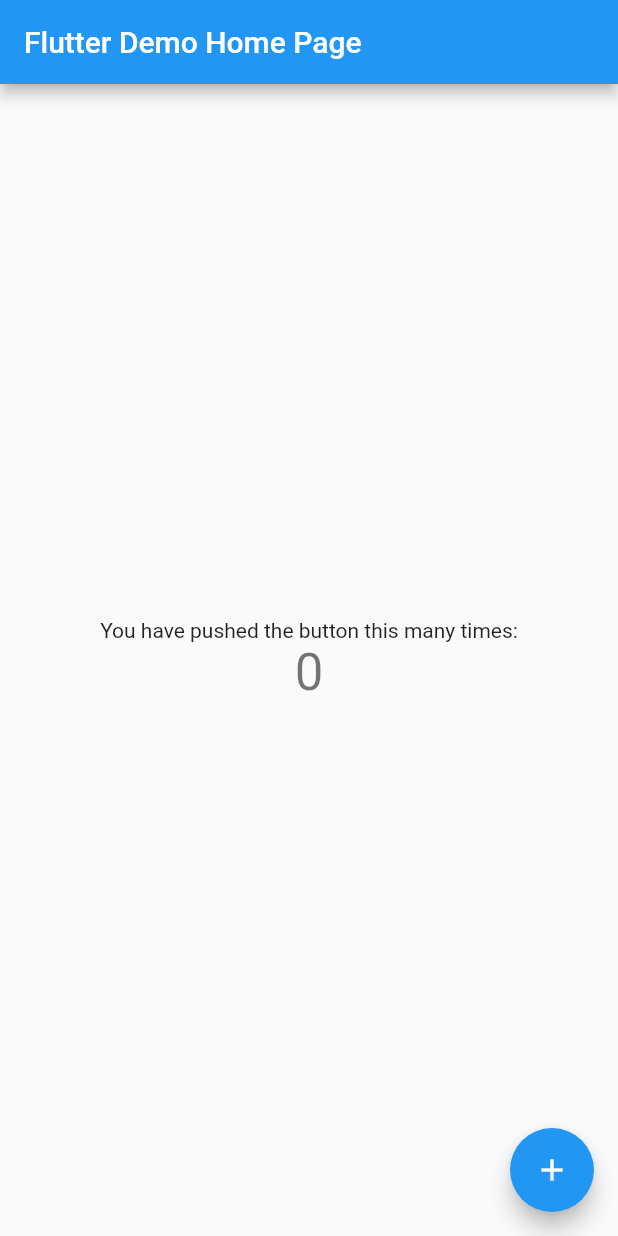
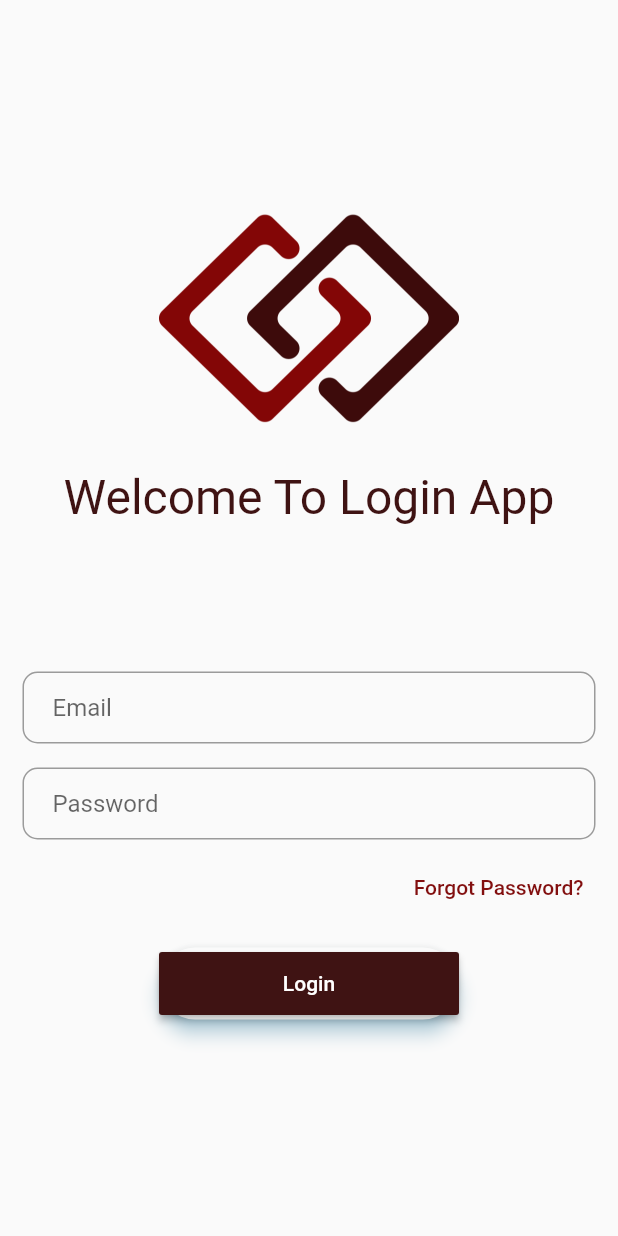
Before and after one commit to MhMahdi94/login_app, a Flutter app: the screen it shows after launch, on a phone screen of 412 x 824 dp. Run offline on Flutter 3.47's test engine with Material 2 defaults, Android fonts, the phone set to English and light mode, and no system bars.

Commit message:
second commit

```diff
--- /dev/null
+++ b/lib/login_page.dart
@@ -0,0 +1,132 @@
+import 'package:flutter/material.dart';
+
+class LoginPage extends StatefulWidget {
+  const LoginPage({Key? key}) : super(key: key);
+
+  @override
+  _LoginPageState createState() => _LoginPageState();
+}
+
+class _LoginPageState extends State<LoginPage> {
+  final logo = Hero(
+      tag: 'hero',
+      child: CircleAvatar(
+        backgroundColor: Colors.transparent,
+        radius: 100,
+        child: Image.asset('assets/images/app_logo.png'),
+      ));
+
+  final email = TextFormField(
+      keyboardType: TextInputType.emailAddress,
+      autofocus: false,
+      cursorColor: Color(0xff3f1313),
+      decoration: InputDecoration(
+        focusColor: Color(0xff3f1313),
+        hintText: 'Email',
+        contentPadding: EdgeInsets.fromLTRB(20, 10, 20, 10),
+        border: OutlineInputBorder(borderRadius: BorderRadius.circular(10)),
+      ));
+
+  final password = TextFormField(
+      autofocus: false,
+      obscureText: true,
+      decoration: InputDecoration(
+        hintText: 'Password',
+        contentPadding: EdgeInsets.fromLTRB(20, 10, 20, 10),
+        border: OutlineInputBorder(borderRadius: BorderRadius.circular(10)),
+      ));
+
+  final loginButton = Padding(
+    padding: EdgeInsets.symmetric(vertical: 16),
+    child: Material(
+      borderRadius: BorderRadius.circular(30),
+      shadowColor: Colors.lightBlueAccent.shade100,
+      elevation: 5,
+      child: MaterialButton(
+        onPressed: () {},
+        minWidth: 200,
+        height: 42,
+        color: Color(0xff3f1313),
+        child: Text(
+          'Login',
+          style: TextStyle(color: Colors.white),
+        ),
+      ),
+    ),
+  );
+
+  final forgotLabel = TextButton(
+    child: Text(
+      'Forgot Password?',
+      style: TextStyle(color: Color(0xff820f0f)),
+    ),
+    onPressed: () {},
+  );
+
+  @override
+  Widget build(BuildContext context) {
+    return Scaffold(
+      //backgroundColor: Colors.red[50],
+      body: Container(
+        padding: EdgeInsets.all(15),
+        child: Column(
+          mainAxisAlignment: MainAxisAlignment.center,
+          children: [
+            Spacer(),
+            Container(
+              child: Center(child: logo),
+              // decoration: BoxDecoration(color: Colors.red[50]),
+            ),
+            //Spacer(),
+            Text(
+              'Welcome To Login App',
+              style: TextStyle(
+                color: Color(0xff3f1313),
+                fontSize: 32,
+              ),
+            ),
+            Spacer(),
+            Column(
+              mainAxisAlignment: MainAxisAlignment.center,
+              children: [
+                email,
+                SizedBox(
+                  height: 16,
+                ),
+                password,
+                SizedBox(
+                  height: 8,
+                ),
+                Row(
+                  mainAxisAlignment: MainAxisAlignment.end,
+                  children: [
+                    forgotLabel,
+                  ],
+                ),
+                loginButton,
+                SizedBox(
+                  height: 16,
+                ),
+              ],
+            ),
+
+            Spacer()
+            // email,
+            // SizedBox(
+            //   height: 16,
+            // ),
+            // password,
+            // SizedBox(
+            //   height: 32,
+            // ),
+            // loginButton,
+            // SizedBox(
+            //   height: 16,
+            // ),
+            // forgotLabel
+          ],
+        ),
+      ),
+    );
+  }
+}
--- a/lib/main.dart
+++ b/lib/main.dart
@@ -1,4 +1,5 @@
 import 'package:flutter/material.dart';
+import 'package:login_app/login_page.dart';
 
 void main() {
   runApp(MyApp());
@@ -9,105 +10,7 @@ class MyApp extends StatelessWidget {
   @override
   Widget build(BuildContext context) {
     return MaterialApp(
-      title: 'Flutter Demo',
-      theme: ThemeData(
-        // This is the theme of your application.
-        //
-        // Try running your application with "flutter run". You'll see the
-        // application has a blue toolbar. Then, without quitting the app, try
-        // changing the primarySwatch below to Colors.green and then invoke
-        // "hot reload" (press "r" in the console where you ran "flutter run",
-        // or simply save your changes to "hot reload" in a Flutter IDE).
-        // Notice that the counter didn't reset back to zero; the application
-        // is not restarted.
-        primarySwatch: Colors.blue,
-      ),
-      home: MyHomePage(title: 'Flutter Demo Home Page'),
+      home: LoginPage(),
     );
   }
 }
-
-class MyHomePage extends StatefulWidget {
-  MyHomePage({Key? key, required this.title}) : super(key: key);
-
-  // This widget is the home page of your application. It is stateful, meaning
-  // that it has a State object (defined below) that contains fields that affect
-  // how it looks.
-
-  // This class is the configuration for the state. It holds the values (in this
-  // case the title) provided by the parent (in this case the App widget) and
-  // used by the build method of the State. Fields in a Widget subclass are
-  // always marked "final".
-
-  final String title;
-
-  @override
-  _MyHomePageState createState() => _MyHomePageState();
-}
-
-class _MyHomePageState extends State<MyHomePage> {
-  int _counter = 0;
-
-  void _incrementCounter() {
-    setState(() {
-      // This call to setState tells the Flutter framework that something has
-      // changed in this State, which causes it to rerun the build method below
-      // so that the display can reflect the updated values. If we changed
-      // _counter without calling setState(), then the build method would not be
-      // called again, and so nothing would appear to happen.
-      _counter++;
-    });
-  }
-
-  @override
-  Widget build(BuildContext context) {
-    // This method is rerun every time setState is called, for instance as done
-    // by the _incrementCounter method above.
-    //
-    // The Flutter framework has been optimized to make rerunning build methods
-    // fast, so that you can just rebuild anything that needs updating rather
-    // than having to individually change instances of widgets.
-    return Scaffold(
-      appBar: AppBar(
-        // Here we take the value from the MyHomePage object that was created by
-        // the App.build method, and use it to set our appbar title.
-        title: Text(widget.title),
-      ),
-      body: Center(
-        // Center is a layout widget. It takes a single child and positions it
-        // in the middle of the parent.
-        child: Column(
-          // Column is also a layout widget. It takes a list of children and
-          // arranges them vertically. By default, it sizes itself to fit its
-          // children horizontally, and tries to be as tall as its parent.
-          //
-          // Invoke "debug painting" (press "p" in the console, choose the
-          // "Toggle Debug Paint" action from the Flutter Inspector in Android
-          // Studio, or the "Toggle Debug Paint" command in Visual Studio Code)
-          // to see the wireframe for each widget.
-          //
-          // Column has various properties to control how it sizes itself and
-          // how it positions its children. Here we use mainAxisAlignment to
-          // center the children vertically; the main axis here is the vertical
-          // axis because Columns are vertical (the cross axis would be
-          // horizontal).
-          mainAxisAlignment: MainAxisAlignment.center,
-          children: <Widget>[
-            Text(
-              'You have pushed the button this many times:',
-            ),
-            Text(
-              '$_counter',
-              style: Theme.of(context).textTheme.headline4,
-            ),
-          ],
-        ),
-      ),
-      floatingActionButton: FloatingActionButton(
-        onPressed: _incrementCounter,
-        tooltip: 'Increment',
-        child: Icon(Icons.add),
-      ), // This trailing comma makes auto-formatting nicer for build methods.
-    );
-  }
-}
--- a/pubspec.yaml
+++ b/pubspec.yaml
@@ -45,8 +45,8 @@ flutter:
   uses-material-design: true
 
   # To add assets to your application, add an assets section, like this:
-  # assets:
-  #   - images/a_dot_burr.jpeg
+  assets:
+    - assets/images/
   #   - images/a_dot_ham.jpeg
 
   # An image asset can refer to one or more resolution-specific "variants", see
```
Also changed, not shown: assets/images/app_logo.png (added).
